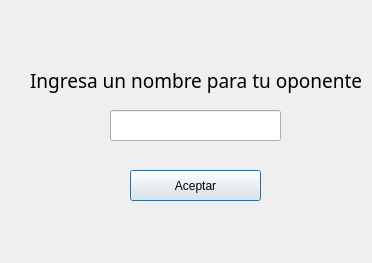
Qt form Invasores Glacticos/Proyecto_final/oponente.ui (ChavCodeSpace/2019-2Final) before a commit.
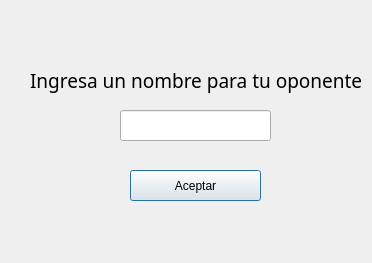
The same form after that commit.

Patch:
```diff
--- a/Invasores Glacticos/Proyecto_final/oponente.ui
+++ b/Invasores Glacticos/Proyecto_final/oponente.ui
@@ -29,9 +29,9 @@
   <widget class="QLineEdit" name="o_name">
    <property name="geometry">
     <rect>
-     <x>110</x>
+     <x>120</x>
      <y>110</y>
-     <width>171</width>
+     <width>151</width>
      <height>31</height>
     </rect>
    </property>
```
